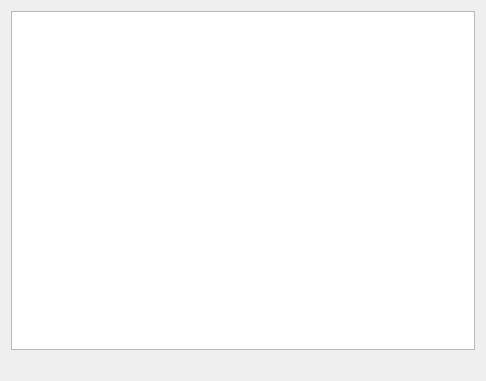
The window that forms/ShaderCodeContainer.ui (ethiago/shader-labs) describes before a commit, drawn with Qt 5.
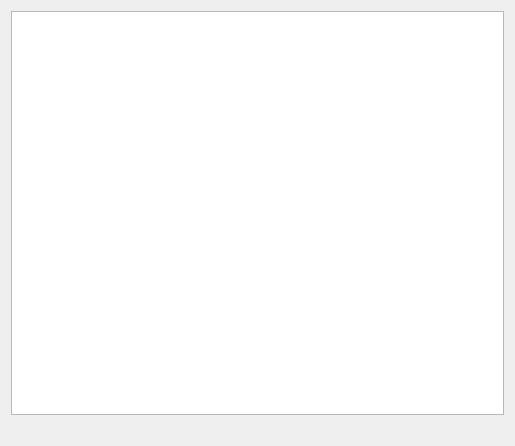
The same window after the commit.

```diff
--- a/forms/ShaderCodeContainer.ui
+++ b/forms/ShaderCodeContainer.ui
@@ -6,8 +6,8 @@
    <rect>
     <x>0</x>
     <y>0</y>
-    <width>486</width>
-    <height>381</height>
+    <width>515</width>
+    <height>446</height>
    </rect>
   </property>
   <property name="palette">
```
